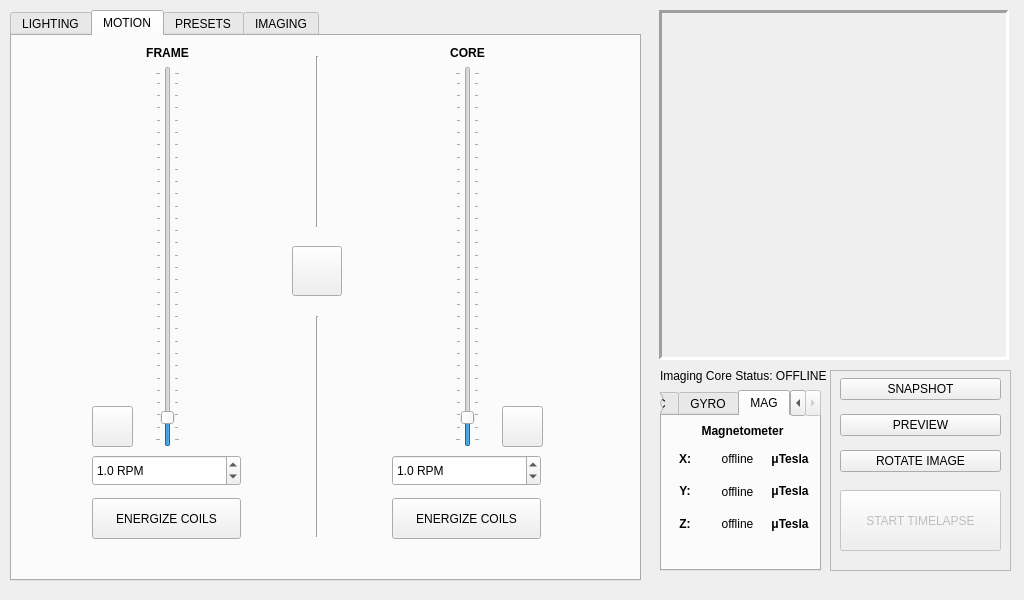
This is _ui/Clinostat.ui in CoCl-Jerry/SciSpin_Max_Dev as Qt 5 draws it before an edit. The edited form follows.
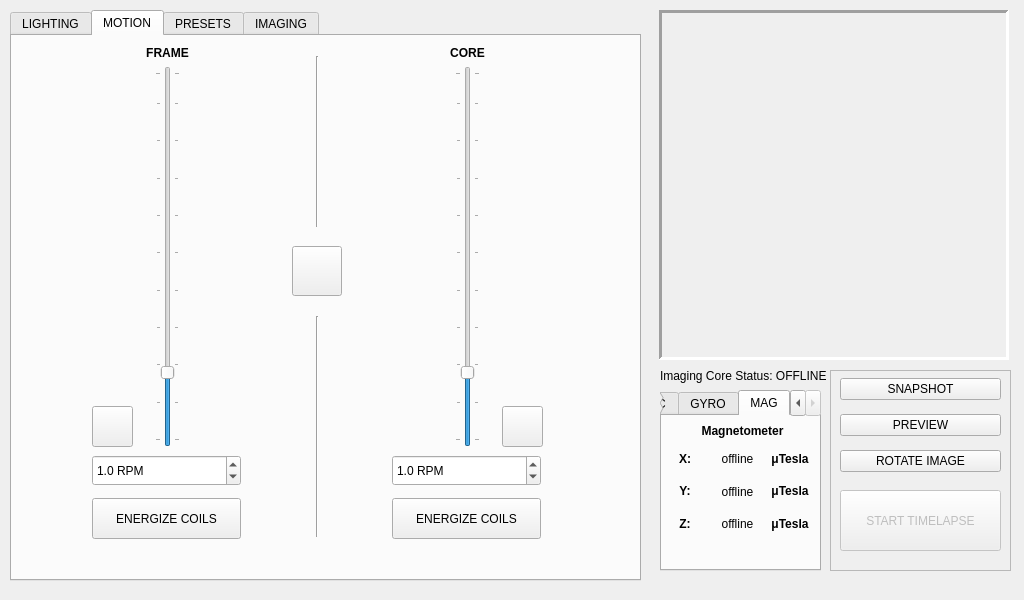
This is the edited form. The open tabs and pages were chosen to show the change. Icons and pictures are not drawn.

What changed in the file:
```diff
--- a/_ui/Clinostat.ui
+++ b/_ui/Clinostat.ui
@@ -601,7 +601,7 @@
           <number>1</number>
          </property>
          <property name="maximum">
-          <number>150</number>
+          <number>50</number>
          </property>
          <property name="singleStep">
           <number>1</number>
@@ -651,7 +651,7 @@
           <number>1</number>
          </property>
          <property name="maximum">
-          <number>150</number>
+          <number>50</number>
          </property>
          <property name="value">
           <number>10</number>
```
Left out of the diff: 4 changed lines with no effect on the pictures.
